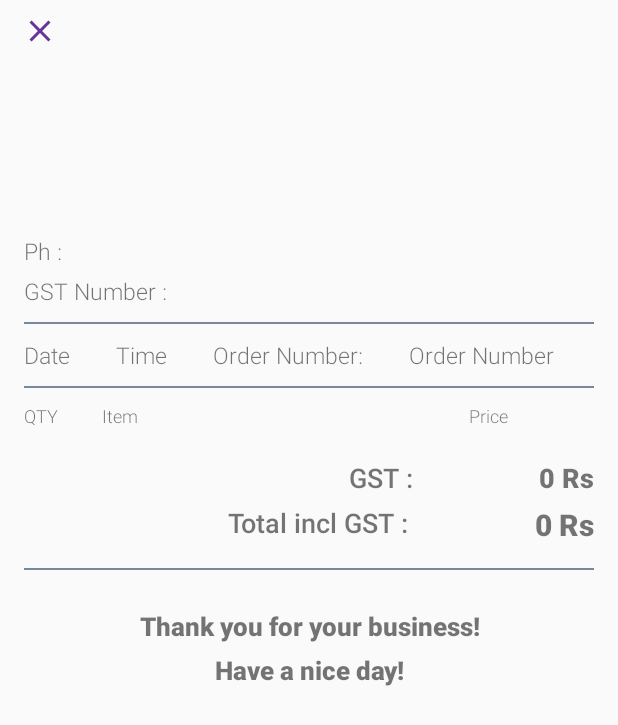
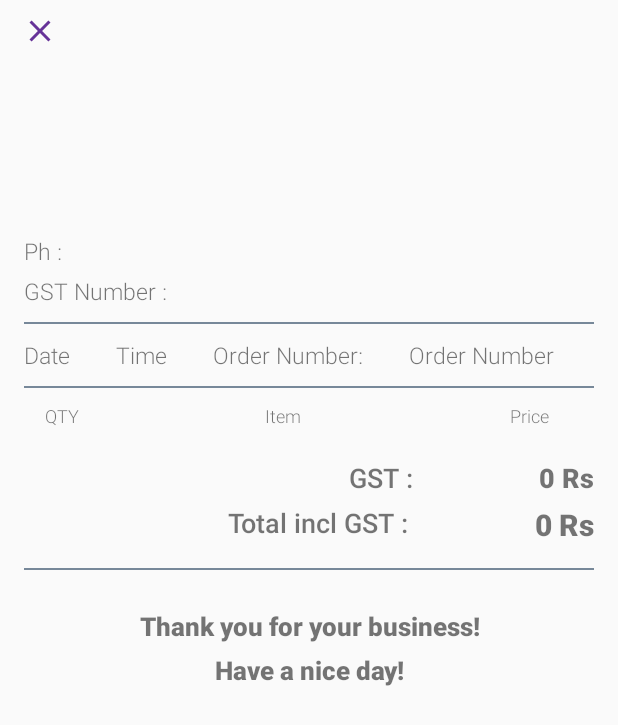
Before and after one commit to littleDiamond/AndroidProjects, an Android app: the CartActivity screen opened directly, with no data from a screen before it, after a tap on "Check out", on a phone screen of 412 x 824 dp. Shown: the top 725 px of the screen. Run offline under Robolectric (Android 15) with nearby library versions, the phone set to English and light mode, and no system bars; 8 statements that could not run were skipped.

```diff
--- a/MyReceipts/app/src/main/java/com/examples/myreceipts/CartActivity.java
+++ b/MyReceipts/app/src/main/java/com/examples/myreceipts/CartActivity.java
@@ -51,9 +51,8 @@ public class CartActivity extends AppCompatActivity {
         btnCheckout.setOnClickListener(new View.OnClickListener() {
             @Override
             public void onClick(View v) {
-                ShoppingCart updatedCart = shoppingCart;
                 Intent receiptIntent = new Intent(CartActivity.this, ReceiptActivity.class);
-                receiptIntent.putExtra("ShoppingCart", updatedCart);
+                receiptIntent.putExtra("ShoppingCart", shoppingCart);
                 startActivity(receiptIntent);
             }
         });
@@ -63,9 +62,8 @@ public class CartActivity extends AppCompatActivity {
         Toast.makeText(this, "Cart is closed", Toast.LENGTH_SHORT).show();
 
         // pass the updated shopping cart back to the POS activity
-        ShoppingCart updatedCart = shoppingCart;
         Intent intent = new Intent(this, PointOfSaleActivity.class);
-        intent.putExtra("ShoppingCart", updatedCart);
+        intent.putExtra("ShoppingCart", shoppingCart);
         setResult(RESULT_OK, intent);
         finish();
     }
--- a/MyReceipts/app/src/main/java/com/examples/myreceipts/ReceiptActivity.java
+++ b/MyReceipts/app/src/main/java/com/examples/myreceipts/ReceiptActivity.java
@@ -11,8 +11,8 @@ import android.widget.TextView;
 import android.widget.Toast;
 
 public class ReceiptActivity extends AppCompatActivity {
-    UserDbHandler dbHandler;
-    User user;
+    private UserDbHandler dbHandler;
+    private User user;
     private ShoppingCart receiptItems;
     private RecyclerView rvReceiptList;
     private RecyclerView.LayoutManager manager;
@@ -73,7 +73,9 @@ public class ReceiptActivity extends AppCompatActivity {
     }
     public void updateSaleTotal() {
         if (receiptItems != null) {
-            tvTotal.setText(String.format("$ %.2f", receiptItems.getSaleTotal()));
+            double total = receiptItems.getSaleTotal();
+            tvGSTAmount.setText(String.format("$ %.2f", total*0.15));
+            tvTotal.setText(String.format("$ %.2f", total));
         }
     }
 
--- a/MyReceipts/app/src/main/java/com/examples/myreceipts/ReceiptAdapter.java
+++ b/MyReceipts/app/src/main/java/com/examples/myreceipts/ReceiptAdapter.java
@@ -2,6 +2,7 @@ package com.examples.myreceipts;
 
 import android.content.Context;
 import android.support.v7.widget.RecyclerView;
+import android.util.Log;
 import android.view.LayoutInflater;
 import android.view.View;
 import android.view.ViewGroup;
--- a/MyReceipts/app/src/main/res/layout/activity_receipt.xml
+++ b/MyReceipts/app/src/main/res/layout/activity_receipt.xml
@@ -172,6 +172,7 @@
                     android:layout_weight="0.5"
                     android:fontFamily="sans-serif-light"
                     android:text="QTY "
+                    android:textAlignment="center"
                     android:textSize="12dp" />
 
                 <TextView
@@ -180,6 +181,7 @@
                     android:layout_weight="4"
                     android:fontFamily="sans-serif-light"
                     android:text="Item "
+                    android:textAlignment="center"
                     android:textSize="12dp" />
 
                 <TextView
@@ -188,6 +190,7 @@
                     android:layout_weight="1"
                     android:fontFamily="sans-serif-light"
                     android:text="Price "
+                    android:textAlignment="center"
                     android:textSize="12dp" />
 
             </LinearLayout>
```
Also changed, not shown: MyReceipts/app/src/main/res/layout/receipt_layout.xml (+13 -13 lines).
